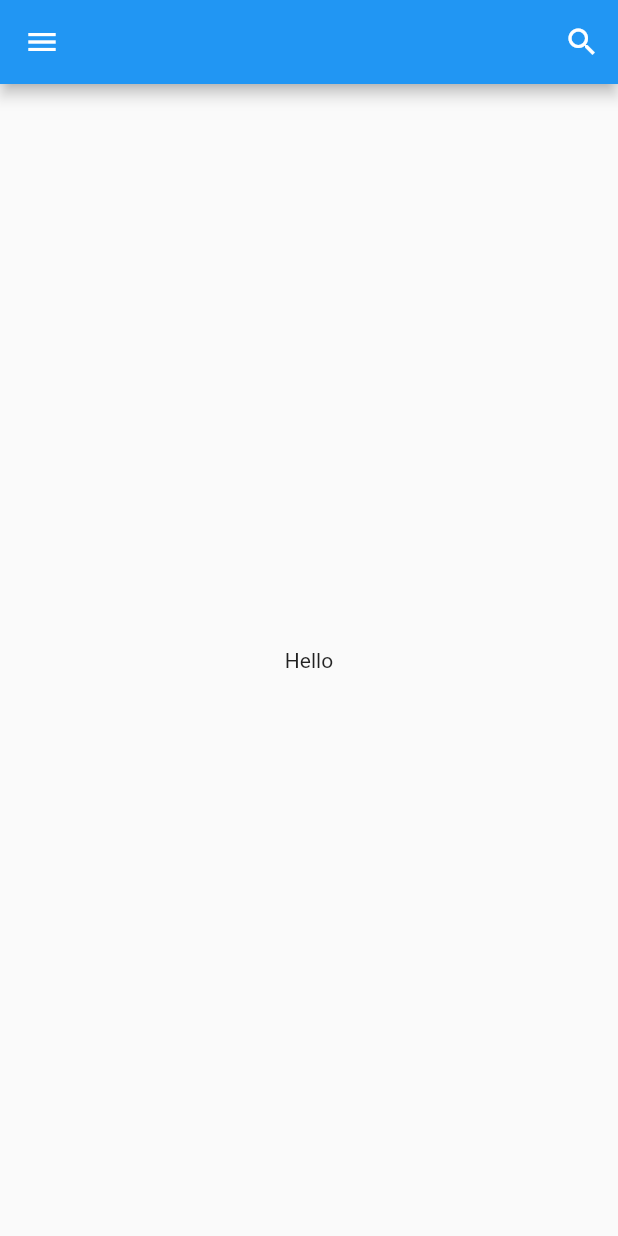
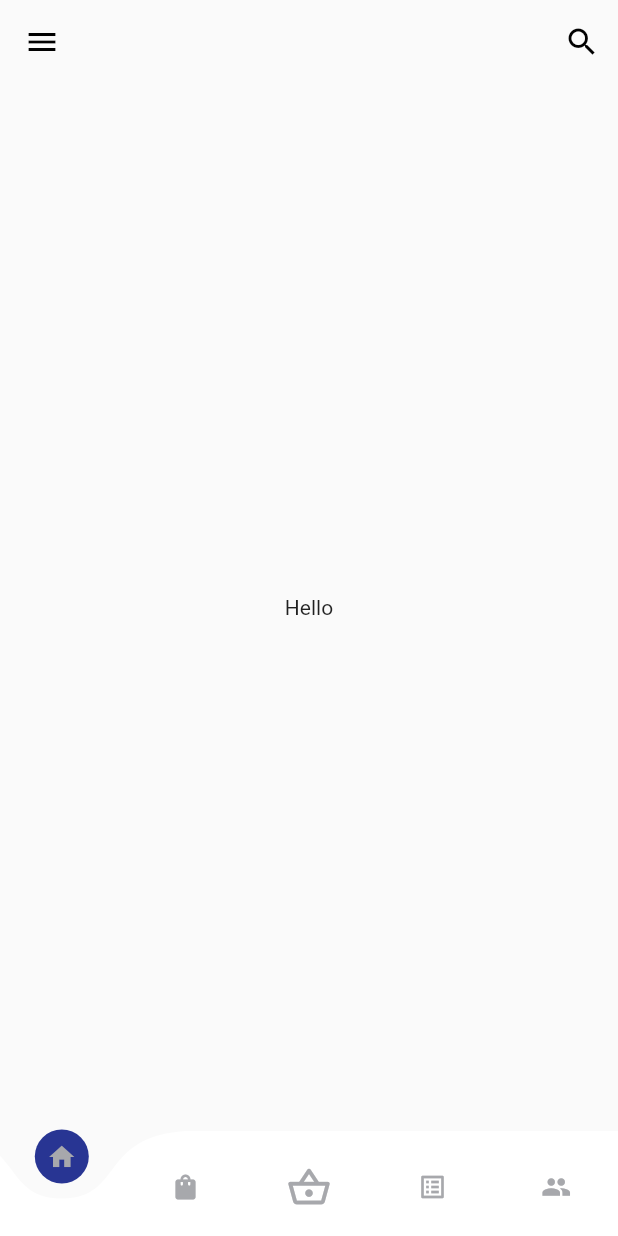
Before and after one commit to taufiqjack/shoesApp, a Flutter app: the screen it shows after launch, on a phone screen of 412 x 824 dp. Run offline on Flutter 3.47's test engine with Material 2 defaults, Android fonts, the phone set to English and light mode, and no system bars; drawn by our look-alikes of curved_navigation_bar.

Commit message:
adding bottom nav curved

```diff
--- a/lib/pages/home.dart
+++ b/lib/pages/home.dart
@@ -1,6 +1,8 @@
 import 'package:flutter/material.dart';
 import 'package:flutter/widgets.dart';
 import 'package:shoesApp/custom/drawer.dart';
+import 'package:curved_navigation_bar/curved_navigation_bar.dart';
+import 'package:shoesApp/custom/warna.dart';
 
 class Homepage extends StatefulWidget {
   Homepage({Key key}) : super(key: key);
@@ -11,17 +13,70 @@ class Homepage extends StatefulWidget {
 
 class _HomepageState extends State<Homepage> {
   final GlobalKey<ScaffoldState> _scaffolKey = new GlobalKey<ScaffoldState>();
+  GlobalKey _bottomNavKey = GlobalKey();
 
   @override
   Widget build(BuildContext context) {
     return Scaffold(
+      backgroundColor: Warna.white_two,
       key: _scaffolKey,
       appBar: AppBar(
-        actions: [IconButton(icon: Icon(Icons.search), onPressed: () {})],
+        backgroundColor: Warna.white_two,
+        elevation: 0.0,
+        actions: [
+          IconButton(
+              icon: Icon(
+                Icons.search,
+                color: Colors.black,
+              ),
+              onPressed: () {})
+        ],
         leading: IconButton(
-          icon: Icon(Icons.menu),
+          icon: Icon(
+            Icons.menu,
+            color: Colors.black,
+          ),
           onPressed: () => _scaffolKey.currentState.openDrawer(),
         ),
+      ),
+      //bottomNavigationBar: curved(),
+      bottomNavigationBar: CurvedNavigationBar(
+        key: _bottomNavKey,
+        index: 0,
+        height: 70,
+        items: [
+          Icon(
+            Icons.home,
+            size: 20,
+            color: Warna.disable,
+          ),
+          Icon(
+            Icons.shopping_bag_rounded,
+            size: 20,
+            color: Warna.disable,
+          ),
+          Icon(
+            Icons.shopping_basket_outlined,
+            size: 30,
+            color: Warna.disable,
+          ),
+          Icon(
+            Icons.list_alt_outlined,
+            size: 20,
+            color: Warna.disable,
+          ),
+          Icon(
+            Icons.people,
+            size: 20,
+            color: Warna.disable,
+          ),
+        ],
+        color: Warna.white,
+        buttonBackgroundColor: Colors.indigo[800],
+        backgroundColor: Colors.transparent,
+        animationCurve: Curves.easeInOut,
+        animationDuration: Duration(milliseconds: 600),
+        //onTap: (){},
       ),
       drawer: navigationDrawer(context),
       body: Center(
--- a/pubspec.yaml
+++ b/pubspec.yaml
@@ -28,6 +28,8 @@ dependencies:
   # The following adds the Cupertino Icons font to your application.
   # Use with the CupertinoIcons class for iOS style icons.
   cupertino_icons: ^1.0.0
+
+  curved_navigation_bar:
 
 dev_dependencies:
   flutter_test:
```
Also changed, not shown: pubspec.lock.
